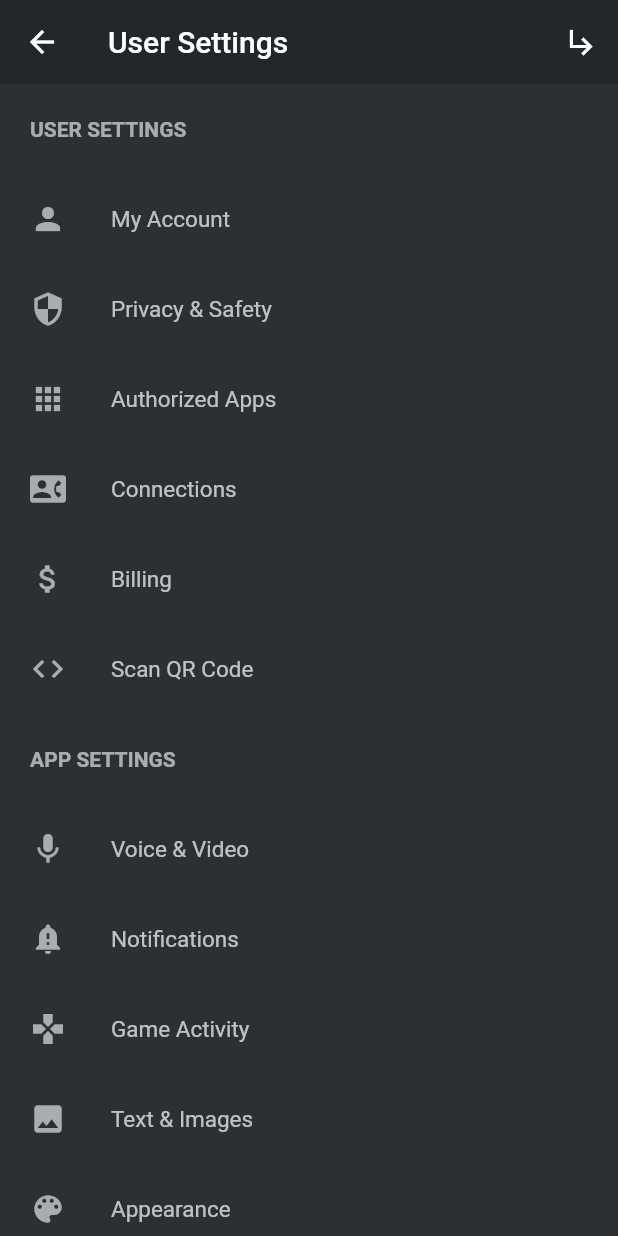
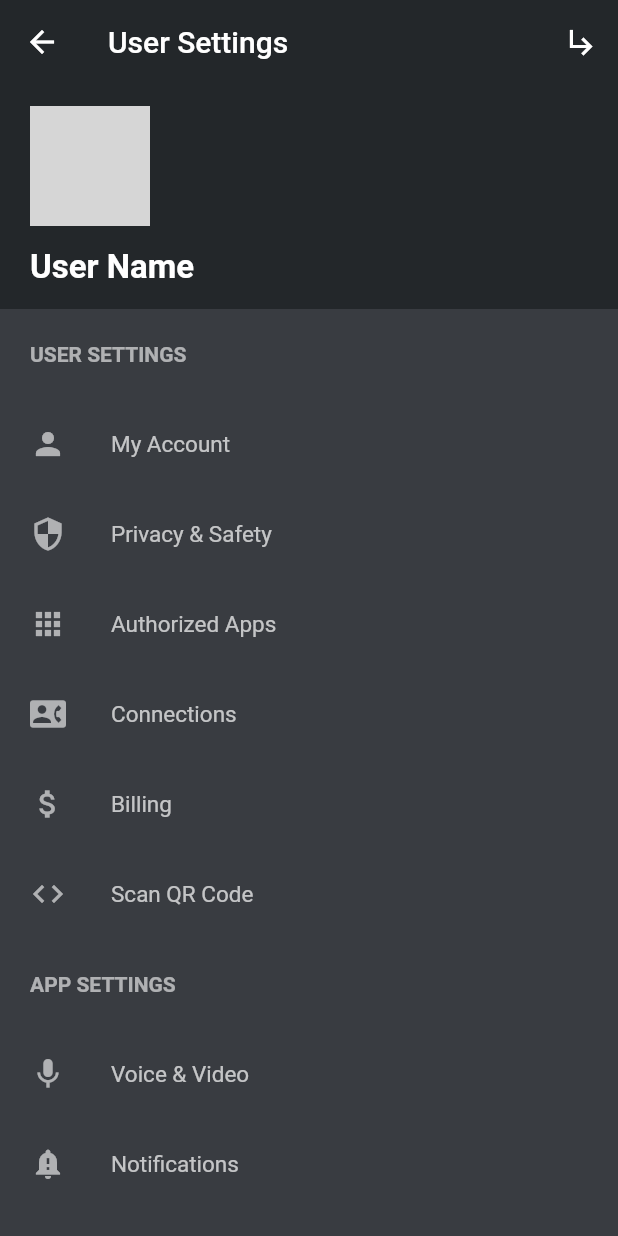
Before and after one commit to Harsh-CodeMode/Discord, a Flutter app: the screen it shows after launch, in the side drawer, after a tap on the "settings" icon, on a phone screen of 412 x 824 dp. Run offline on Flutter 3.47's test engine with Material 2 defaults, Android fonts, the phone set to English and light mode, and no system bars; network calls fail; grey boxes are pictures that could not be loaded.

Commit message:
added parallex scrolling to User Settings

```diff
--- a/lib/main.dart
+++ b/lib/main.dart
@@ -35,7 +35,7 @@ class MyApp extends StatelessWidget {
           // is not restarted.
           primaryColor: Color(0xff23272a), //left drawer
           accentColor: Color(0xff2c2f33), //right drawer
-          canvasColor: Color(0xff44484e), // light right drawe
+          canvasColor: Color(0xff393c41), // light right drawe
         ),
         routes: {
           '/': (ctx) => FriendsScreen(),
--- a/lib/providers/user.dart
+++ b/lib/providers/user.dart
@@ -2,6 +2,7 @@ import 'package:flutter/material.dart';
 
 class User extends ChangeNotifier {
   var userStatus = 'Online';
+
 
   void setStatus(status) {
     userStatus = status;
@@ -9,30 +10,30 @@ class User extends ChangeNotifier {
 
   final bottomDrawerKey = GlobalKey();
 
-  Icon returnStatusIcon(status) {
+  Icon returnStatusIcon(String status, double dimension) {
     if (status == 'Online') {
       return Icon(
         Icons.brightness_1,
         color: Colors.green,
-        size: 12,
+        size: dimension,
       );
     } else if (status == 'Idle') {
       return Icon(
         Icons.brightness_3,
         color: Colors.yellow,
-        size: 12,
+        size: dimension,
       );
     } else if (status == 'Do Not Disturb') {
       return Icon(
         Icons.remove_circle,
         color: Colors.red,
-        size: 12,
+        size: dimension,
       );
     } else if (status == 'Invisible') {
       return Icon(
         Icons.adjust,
         color: Colors.grey,
-        size: 12,
+        size: dimension,
       );
     }
     notifyListeners();
--- a/lib/screens/user_settings.dart
+++ b/lib/screens/user_settings.dart
@@ -1,17 +1,21 @@
 import 'package:flutter/material.dart';
 import '../widgets/setting.dart';
+import '../widgets/user_icon.dart';
 import '../data/settings_data.dart';
 
-class UserSettings extends StatelessWidget {
+class UserSettings extends StatefulWidget {
   static const routeName = 'User Settings';
 
   @override
+  _UserSettingsState createState() => _UserSettingsState();
+}
+
+class _UserSettingsState extends State<UserSettings> {
+  var _topContainerPosition = 0.0;
+
+  @override
   Widget build(BuildContext context) {
-
-
-    final deviceheight = MediaQuery.of(context).size.height;
-    final statusBarHeight = MediaQuery.of(context).padding.top;
-    const appBarHeight = 56;
+    final deviceWidth = MediaQuery.of(context).size.width;
     return Scaffold(
       appBar: AppBar(
         elevation: 0,
@@ -35,14 +39,42 @@ class UserSettings extends StatelessWidget {
           color: Colors.blue,
         ),
       ),
-      body: Container(
-        color: Theme.of(context).accentColor,
-        height: deviceheight - statusBarHeight - appBarHeight,
-        width: double.infinity,
-        child: ListView.builder(
-          itemBuilder: (ctx, i) => Setting(settings[i]),
-          itemCount: settings.length,
-
+      body: NotificationListener(
+        onNotification: (notification) {
+          if (notification is ScrollUpdateNotification) {
+            setState(() {
+              _topContainerPosition =
+                  _topContainerPosition + notification.scrollDelta / 2;
+            });
+          }
+        },
+        child: ListView(
+          children: <Widget>[
+            Stack(
+              children: [
+                Positioned(
+                  top: _topContainerPosition,
+                  child: Container(
+                    height: 150,
+                    width: deviceWidth,
+                    color: Theme.of(context).primaryColor,
+                    child: UserIcon(),
+                  ),
+                ),
+                Container(
+                  margin: EdgeInsets.only(top: 150),
+                  child: Container(
+                    color: Theme.of(context).canvasColor,
+                    child: Column(
+                      children: <Widget>[
+                        ...settings.map((setting) => Setting(setting)).toList()
+                      ],
+                    ),
+                  ),
+                ),
+              ],
+            ),
+          ],
         ),
       ),
     );
--- a/lib/widgets/drawer_bottom.dart
+++ b/lib/widgets/drawer_bottom.dart
@@ -82,7 +82,7 @@ class _DrawerBottomState extends State<DrawerBottom> {
                             decoration: BoxDecoration(
                                 color: Theme.of(context).accentColor,
                                 shape: BoxShape.circle),
-                            child: user.returnStatusIcon(user.userStatus),
+                            child: user.returnStatusIcon(user.userStatus, 12),
                           ),
                         ),
                       ],
--- a/lib/widgets/setting.dart
+++ b/lib/widgets/setting.dart
@@ -18,6 +18,7 @@ class Setting extends StatelessWidget {
           height: 60,
           width: deviceWidth,
           padding: EdgeInsets.only(left: 20),
+          color: Theme.of(context).canvasColor,
           alignment: Alignment.centerLeft,
           child: settingData['heading'] != true
               ? Row(
--- /dev/null
+++ b/lib/widgets/user_icon.dart
@@ -0,0 +1,64 @@
+import 'package:flutter/material.dart';
+import 'package:provider/provider.dart';
+import '../providers/user.dart';
+
+class UserIcon extends StatelessWidget {
+  @override
+  Widget build(BuildContext context) {
+    return Column(
+      crossAxisAlignment: CrossAxisAlignment.start,
+      mainAxisAlignment: MainAxisAlignment.center,
+      children: <Widget>[
+        Stack(
+          children: <Widget>[
+            Container(
+              margin: EdgeInsets.only(left: 20),
+              width: 80,
+              height: 80,
+              child: Center(
+                child: Container(
+                  child: ClipRRect(
+                    borderRadius: BorderRadius.circular(50),
+                    child: Container(
+                      width: 80,
+                      height: 80,
+                      child: Image.network(
+                        'https://encrypted-tbn0.gstatic.com/images?q=tbn%3AANd9GcTTAW9ooGa2MV5zyQVh1K7hEZULarlv7wAiPGmfc5uAsgngN_99',
+                        fit: BoxFit.cover,
+                      ),
+                    ),
+                  ),
+                ),
+              ),
+            ),
+            Positioned(
+              right: 0,
+              bottom: 0,
+              height: 25,
+              width: 25,
+              child: Container(
+                  decoration: BoxDecoration(
+                    color: Theme.of(context).accentColor,
+                    shape: BoxShape.circle,
+                  ),
+                  padding: EdgeInsets.all(1),
+                  child: Consumer<User>(
+                    builder: (ctx, user, ch) =>
+                        user.returnStatusIcon(user.userStatus, 24),
+                  )),
+            ),
+          ],
+        ),
+        SizedBox(height: 15),
+        Container(
+          margin: EdgeInsets.only(left: 20),
+          child: Text(
+            'User Name',
+            style: TextStyle(
+                color: Colors.white, fontSize: 22, fontWeight: FontWeight.bold),
+          ),
+        ),
+      ],
+    );
+  }
+}
```
